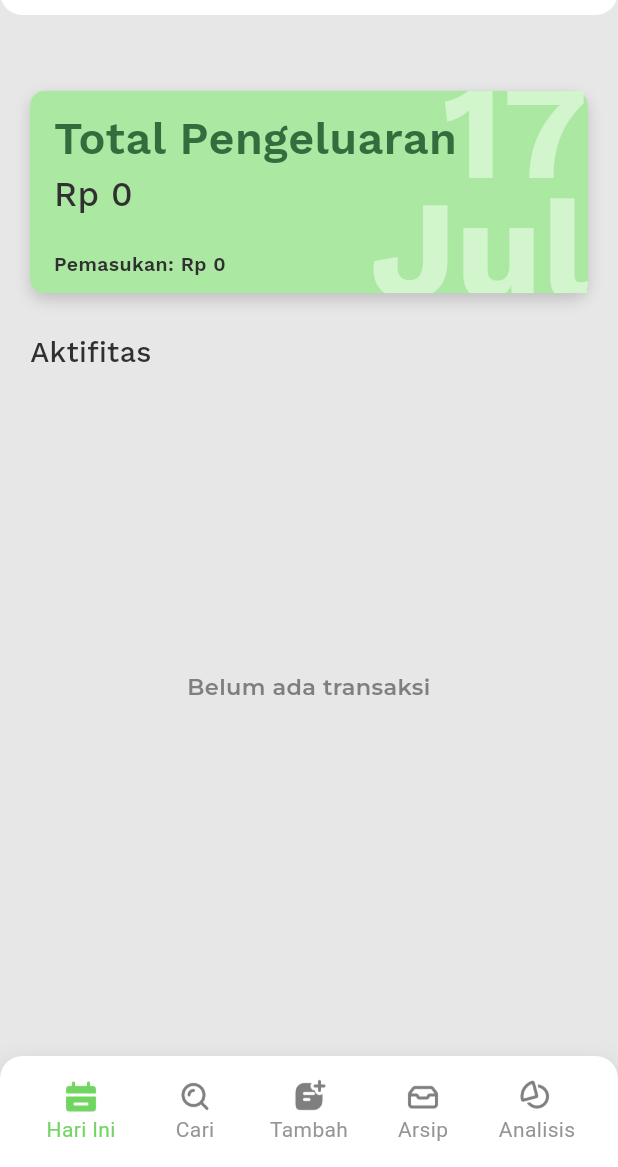
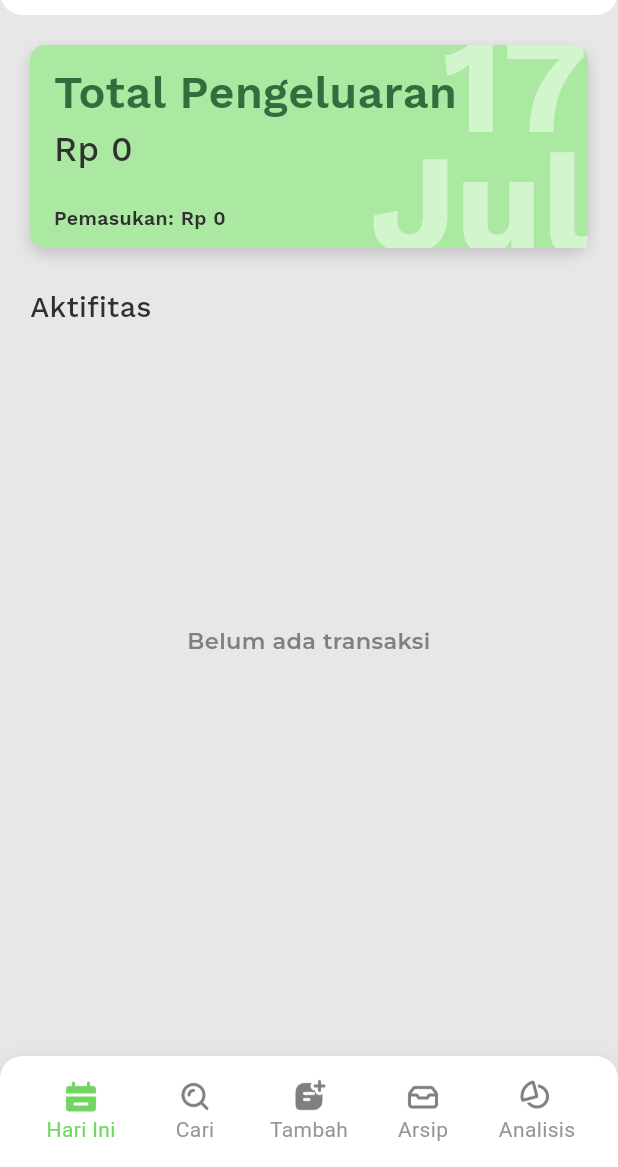
Before and after one commit to zumaku/pakdoekang, a Flutter app: the screen it shows after launch, on a phone screen of 412 x 824 dp, the part 69-1236 px from its top. Run offline on Flutter 3.47's test engine with Material 3 defaults, Android fonts, the phone set to English and light mode, and no system bars; our stand-ins replace cloud_firestore, date_picker_timeline, firebase_core, fl_chart, flutter_heatmap_calendar; missing offline and left inert: skeleton_loader; accounts and stored records are empty; project files that could hold a hidden picture were left out.

Commit message:
fix: Remove center widget

```diff
--- a/lib/pages/today_page.dart
+++ b/lib/pages/today_page.dart
@@ -13,8 +13,7 @@ import 'package:skeleton_loader/skeleton_loader.dart';
 class TodayPage extends StatelessWidget {
   @override
   Widget build(BuildContext context) {
-    return Center(
-        child: SingleChildScrollView(
+    return SingleChildScrollView(
         child: SafeArea(
             minimum: EdgeInsets.all(20),
             child: Column(
@@ -23,8 +22,7 @@ class TodayPage extends StatelessWidget {
                 children: [
                   DailySpendCard(),
                   SizedBox(height: 26),
-                      MyText.headingSix("Aktifitas",
-                          textAlign: TextAlign.start),
+                  MyText.headingSix("Aktifitas", textAlign: TextAlign.start),
                   SizedBox(height: 13),
                   StreamBuilder<List<Transaksi>>(
                       stream: Provider.of<FirestoreServiceProvider>(context)
@@ -53,8 +51,7 @@ class TodayPage extends StatelessWidget {
                         }
                         if (!snapshot.hasData || snapshot.data!.isEmpty) {
                           return Container(
-                                height:
-                                    MediaQuery.of(context).size.height / 2 - 20,
+                            height: MediaQuery.of(context).size.height / 2 - 20,
                             child: Center(
                               child: MyText.labelOne("Belum ada transaksi",
                                   color: MyColor.base),
@@ -77,7 +74,7 @@ class TodayPage extends StatelessWidget {
                           }).toList(),
                         );
                       }),
-                    ]))));
+                ])));
   }
 
   static Widget addActivity() {
```
Lines whose indentation alone changed are shown as unchanged.
